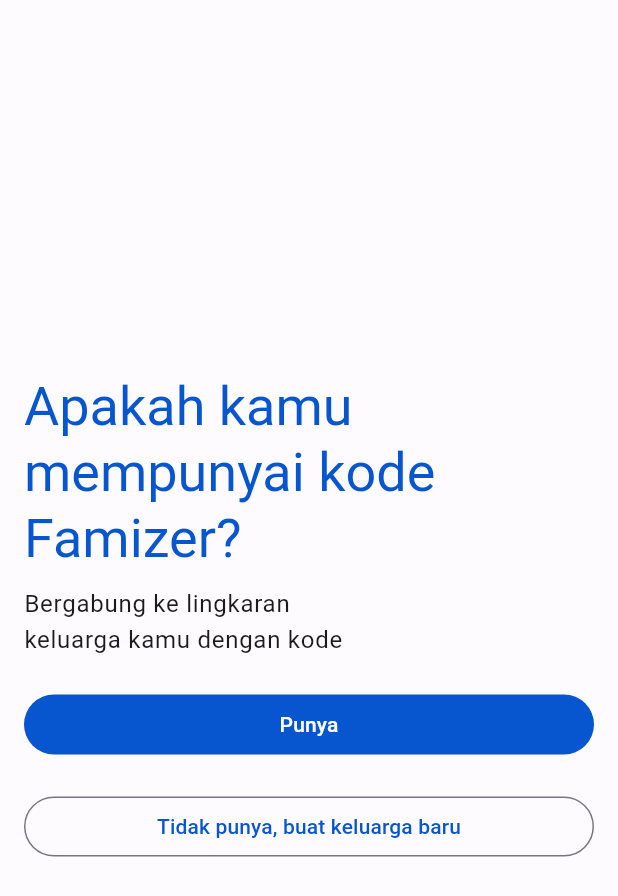
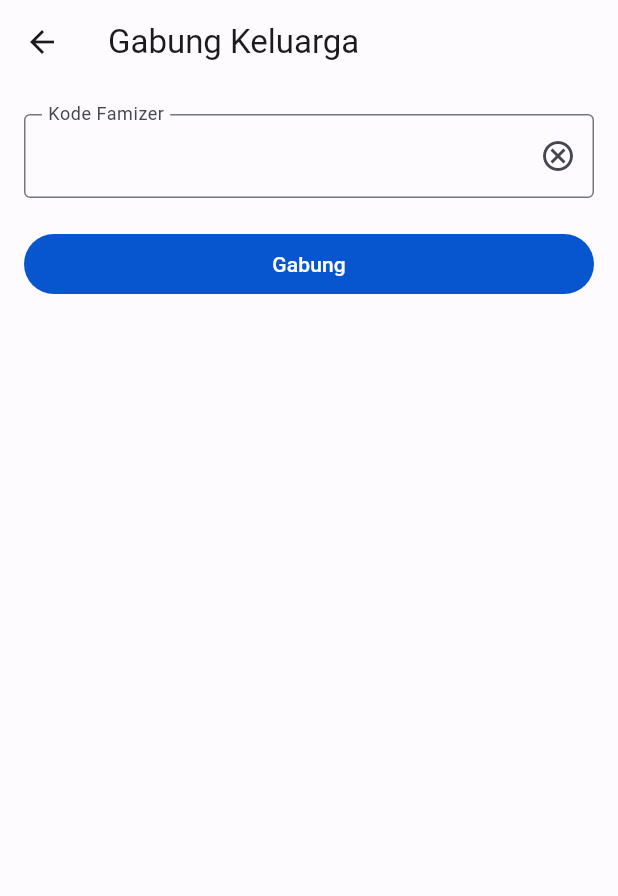
Before and after one commit to ramahartadi/Famizer, a Flutter app: the screen it shows after launch, on a phone screen of 412 x 824 dp. Shown: the top 896 px of the screen. Run offline on Flutter 3.47's test engine with Material 2 defaults, Android fonts, the phone set to English and light mode, and no system bars; drawn by our look-alikes of dynamic_color; our stand-ins replace firebase_core, flutter_svg; accounts and stored records are empty.

Commit message:
feature(presentation): creating pages

```diff
--- a/lib/app.dart
+++ b/lib/app.dart
@@ -1,4 +1,4 @@
-import 'package:family_onboarding/presentation/family_onboarding_page.dart';
+import 'package:family_onboarding/presentation/family_join_page.dart';
 import 'package:flutter/material.dart';
 import 'package:theme/theme.dart';
 import 'package:dynamic_color/dynamic_color.dart';
@@ -36,7 +36,7 @@ class FamizerApp extends StatelessWidget {
             colorScheme: darkScheme,
             extensions: [darkCustomColors],
           ),
-          home: const FamilyOnboardingPage(),
+          home: const FamilyJoinPage(),
         );
       },
     );
--- /dev/null
+++ b/package/family_onboarding/lib/presentation/family_join_page.dart
@@ -0,0 +1,58 @@
+import 'package:flutter/material.dart';
+import 'package:theme/theme.dart';
+
+class FamilyJoinPage extends StatefulWidget {
+  const FamilyJoinPage({super.key});
+
+  @override
+  State<FamilyJoinPage> createState() => _FamilyJoinPageState();
+}
+
+class _FamilyJoinPageState extends State<FamilyJoinPage> {
+  @override
+  Widget build(BuildContext context) {
+    return Scaffold(
+      backgroundColor: context.colors.background,
+      appBar: AppBar(
+        leading: const BackButton(),
+        title: const Text('Gabung Keluarga'),
+      ),
+      body: Container(
+        margin: const EdgeInsets.symmetric(horizontal: 16),
+        child: Column(
+          crossAxisAlignment: CrossAxisAlignment.stretch,
+          children: [
+            const SizedBox(height: 20),
+            TextField(
+              textInputAction: TextInputAction.done,
+              decoration: InputDecoration(
+                border: const OutlineInputBorder(),
+                label: const Text('Kode Famizer'),
+                floatingLabelBehavior: FloatingLabelBehavior.always,
+                suffixIcon: IconButton(
+                  icon: const Icon(Icons.cancel_outlined),
+                  tooltip: 'Hapus',
+                  onPressed: () {},
+                ),
+              ),
+            ),
+            const SizedBox(height: 20),
+            ElevatedButton(
+              style: ElevatedButton.styleFrom(
+                elevation: 0,
+                backgroundColor: context.colors.primary,
+              ),
+              onPressed: () {},
+              child: Text(
+                'Gabung',
+                style: TextStyle(
+                  color: context.colors.onPrimary,
+                ),
+              ),
+            ),
+          ],
+        ),
+      ),
+    );
+  }
+}
--- a/package/family_onboarding/lib/presentation/family_onboarding_page.dart
+++ b/package/family_onboarding/lib/presentation/family_onboarding_page.dart
@@ -13,6 +13,7 @@ class _FamilyOnboardingPageState extends State<FamilyOnboardingPage> {
   Widget build(BuildContext context) {
     final width = MediaQuery.of(context).size.width;
     return Scaffold(
+      backgroundColor: context.colors.background,
       body: Container(
         margin: const EdgeInsets.symmetric(horizontal: 16),
         child: Column(
```
Also changed, not shown: package/family_onboarding/lib/presentation/family_creation_page.dart (+73 -1 lines), package/family_onboarding/lib/presentation/family_creation_sucess_page.dart (+71 -0 lines).
